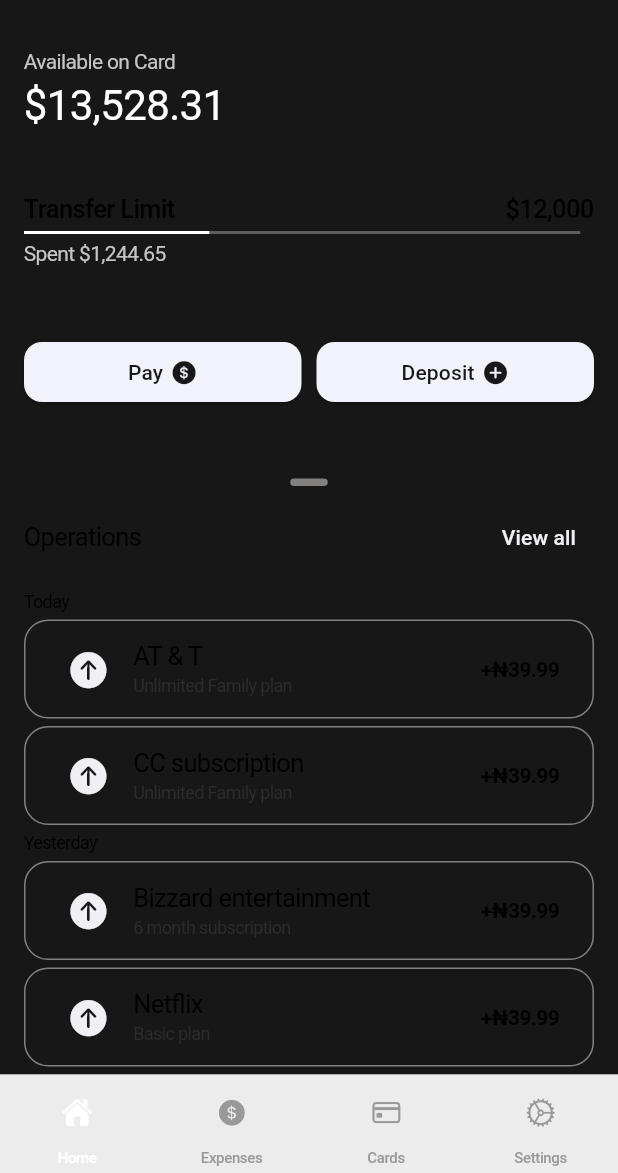
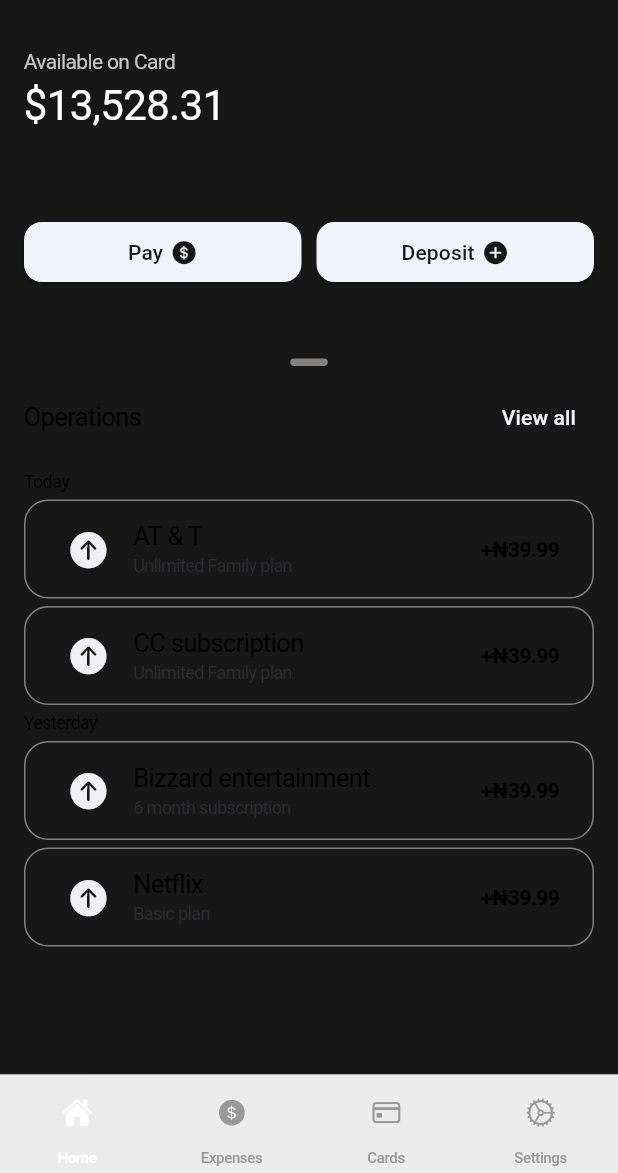
Before and after one commit to TechifyDev1/trackr, a Flutter app: the screen it shows once a user with an empty profile is signed in, on a phone screen of 412 x 824 dp, the part 63-1236 px from its top. Run offline on Flutter 3.47's test engine with Material 3 defaults, Android fonts, the phone set to English and light mode, and no system bars; our stand-ins replace cloud_firestore, firebase_auth, firebase_core; accounts and stored records are empty; generated files the repository leaves out were written again.

Commit message:
Removed transfer limit till further notice

```diff
--- a/lib/pages/home_page.dart
+++ b/lib/pages/home_page.dart
@@ -70,51 +70,51 @@ class _HomePageState extends State<HomePage> {
                 ),
               ),
               SizedBox(height: 10),
-              Padding(
-                padding: const EdgeInsets.all(16.0),
-                child: Column(
-                  crossAxisAlignment: .start,
-                  children: [
-                    Row(
-                      mainAxisAlignment: .spaceBetween,
-                      children: [
-                        const Text(
-                          "Transfer Limit",
-                          style: TextStyle(fontWeight: .w500),
-                        ),
-                        // SizedBox(width: 10),
-                        const Text(
-                          "\$12,000",
-                          style: TextStyle(fontWeight: .w500),
-                        ),
-                      ],
-                    ),
-                    const SizedBox(height: 5),
-                    Row(
-                      children: [
-                        SizedBox(
-                          height: 2,
-                          width: MediaQuery.of(context).size.width * 0.3,
-                          child: Container(color: CupertinoColors.white),
-                        ),
-                        SizedBox(
-                          height: 2,
-                          width: MediaQuery.of(context).size.width * 0.6,
-                          child: Container(color: Colors.white30),
-                        ),
-                      ],
-                    ),
-                    const SizedBox(height: 5),
-                    const Text(
-                      "Spent \$1,244.65",
-                      style: TextStyle(
-                        fontSize: 14,
-                        color: Color.fromARGB(255, 197, 197, 197),
-                      ),
-                    ),
-                  ],
-                ),
-              ),
+              // Padding(
+              //   padding: const EdgeInsets.all(16.0),
+              //   child: Column(
+              //     crossAxisAlignment: .start,
+              //     children: [
+              //       Row(
+              //         mainAxisAlignment: .spaceBetween,
+              //         children: [
+              //           const Text(
+              //             "Transfer Limit",
+              //             style: TextStyle(fontWeight: .w500),
+              //           ),
+              //           // SizedBox(width: 10),
+              //           const Text(
+              //             "\$12,000",
+              //             style: TextStyle(fontWeight: .w500),
+              //           ),
+              //         ],
+              //       ),
+              //       const SizedBox(height: 5),
+              //       Row(
+              //         children: [
+              //           SizedBox(
+              //             height: 2,
+              //             width: MediaQuery.of(context).size.width * 0.3,
+              //             child: Container(color: CupertinoColors.white),
+              //           ),
+              //           SizedBox(
+              //             height: 2,
+              //             width: MediaQuery.of(context).size.width * 0.6,
+              //             child: Container(color: Colors.white30),
+              //           ),
+              //         ],
+              //       ),
+              //       const SizedBox(height: 5),
+              //       const Text(
+              //         "Spent \$1,244.65",
+              //         style: TextStyle(
+              //           fontSize: 14,
+              //           color: Color.fromARGB(255, 197, 197, 197),
+              //         ),
+              //       ),
+              //     ],
+              //   ),
+              // ),
               const SizedBox(height: 15),
               Padding(
                 padding: const EdgeInsets.all(16.0),
```
